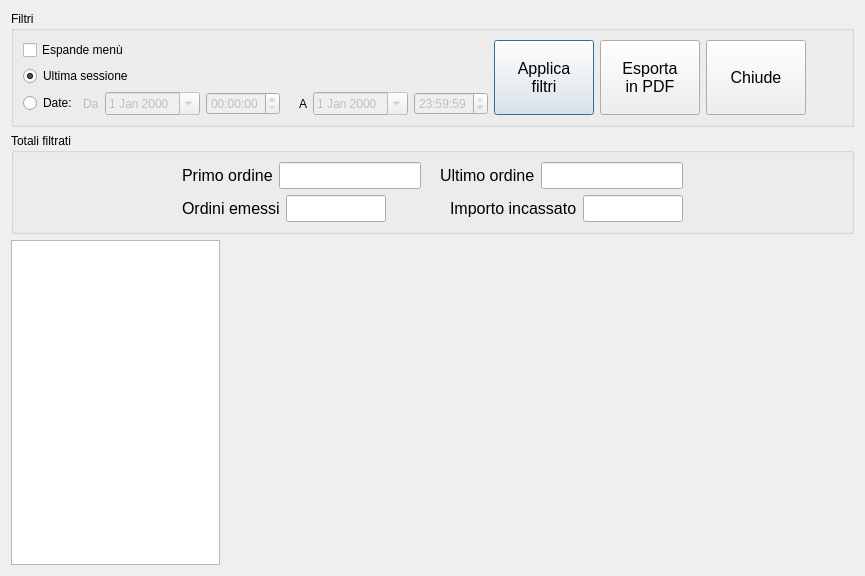
Before: the Qt Designer form src/statsform.ui in mtonin/gestcassa, drawn with Qt 5.
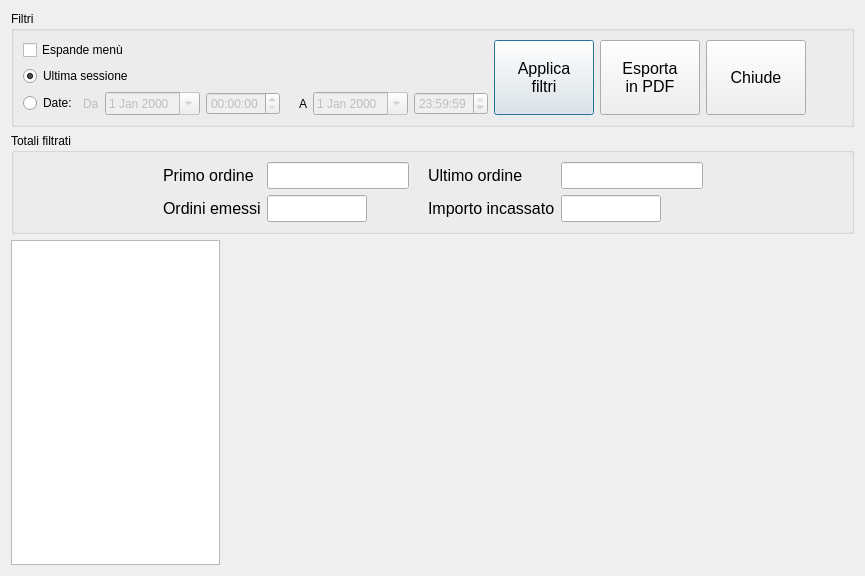
After: the same form once the commit is applied. Custom widgets are drawn as their Qt base class.

```diff
--- a/src/statsform.ui
+++ b/src/statsform.ui
@@ -266,7 +266,7 @@
      <property name="title">
       <string>Totali filtrati</string>
      </property>
-     <layout class="QHBoxLayout" name="horizontalLayout_8">
+     <layout class="QHBoxLayout" name="horizontalLayout_3">
       <item>
        <spacer name="horizontalSpacer_9">
         <property name="orientation">
@@ -284,10 +284,8 @@
        </spacer>
       </item>
       <item>
-       <layout class="QVBoxLayout" name="verticalLayout_2">
-        <item>
-         <layout class="QHBoxLayout" name="horizontalLayout_6">
-          <item>
+       <layout class="QGridLayout" name="gridLayout">
+        <item row="0" column="0">
            <widget class="QLabel" name="label_5">
             <property name="enabled">
              <bool>true</bool>
@@ -302,7 +300,7 @@
             </property>
            </widget>
           </item>
-          <item>
+        <item row="0" column="1">
            <widget class="QLineEdit" name="ordineDataFrom">
             <property name="font">
              <font>
@@ -314,7 +312,7 @@
             </property>
            </widget>
           </item>
-          <item>
+        <item row="0" column="2">
            <spacer name="horizontalSpacer_2">
             <property name="orientation">
              <enum>Qt::Horizontal</enum>
@@ -330,7 +328,7 @@
             </property>
            </spacer>
           </item>
-          <item>
+        <item row="0" column="3">
            <widget class="QLabel" name="label_6">
             <property name="enabled">
              <bool>true</bool>
@@ -345,7 +343,7 @@
             </property>
            </widget>
           </item>
-          <item>
+        <item row="0" column="4">
            <widget class="QLineEdit" name="ordineDataTo">
             <property name="font">
              <font>
@@ -357,11 +355,7 @@
             </property>
            </widget>
           </item>
-         </layout>
-        </item>
-        <item>
-         <layout class="QHBoxLayout" name="horizontalLayout_3">
-          <item>
+        <item row="1" column="0">
            <widget class="QLabel" name="label_4">
             <property name="font">
              <font>
@@ -373,7 +367,7 @@
             </property>
            </widget>
           </item>
-          <item>
+        <item row="1" column="1">
            <widget class="QLineEdit" name="totaleOrdiniTxt">
             <property name="maximumSize">
              <size>
@@ -396,7 +390,7 @@
             </property>
            </widget>
           </item>
-          <item>
+        <item row="1" column="2">
            <spacer name="horizontalSpacer_8">
             <property name="orientation">
              <enum>Qt::Horizontal</enum>
@@ -412,7 +406,7 @@
             </property>
            </spacer>
           </item>
-          <item>
+        <item row="1" column="3">
            <widget class="QLabel" name="label_3">
             <property name="font">
              <font>
@@ -424,7 +418,7 @@
             </property>
            </widget>
           </item>
-          <item>
+        <item row="1" column="4">
            <widget class="QLineEdit" name="totaleImportoTxt">
             <property name="maximumSize">
              <size>
@@ -449,8 +443,6 @@
           </item>
          </layout>
         </item>
-       </layout>
-      </item>
       <item>
        <spacer name="horizontalSpacer_10">
         <property name="orientation">
```
Left out of the diff: 1 changed line with no effect on the pictures. Lines whose indentation alone changed are shown as unchanged.
